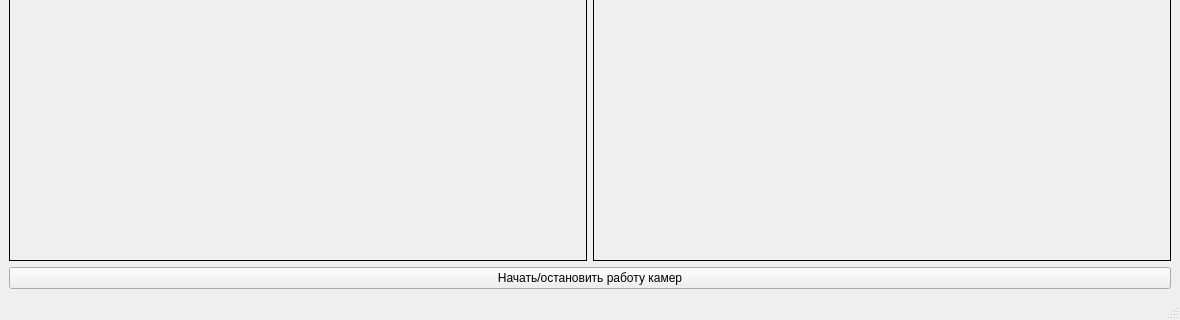
This is BaslerWindow.ui in Lom-Karatist/BaslerTest as Qt 5 draws it before an edit; both pictures show x 0 to 1180 and y 280 to 600 of the 1180 by 600 pixel window. The edited form follows.
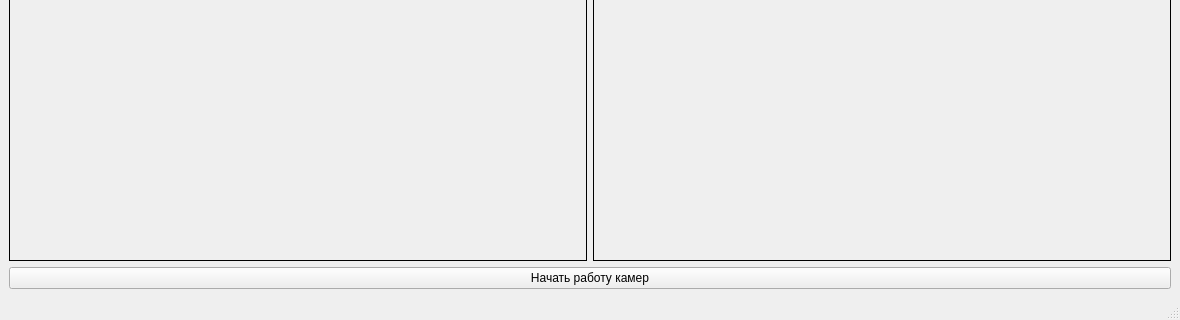
This is the edited form.

Commit message:
Cameras work in no trigger mode
Video, pause, restart

Patch:
```diff
--- a/BaslerWindow.ui
+++ b/BaslerWindow.ui
@@ -66,7 +66,7 @@
     <item>
      <widget class="QPushButton" name="pushButtonStartStop">
       <property name="text">
-       <string>Начать/остановить работу камер</string>
+       <string>Начать работу камер</string>
       </property>
      </widget>
     </item>
```
The commit also changes 2 other files.
